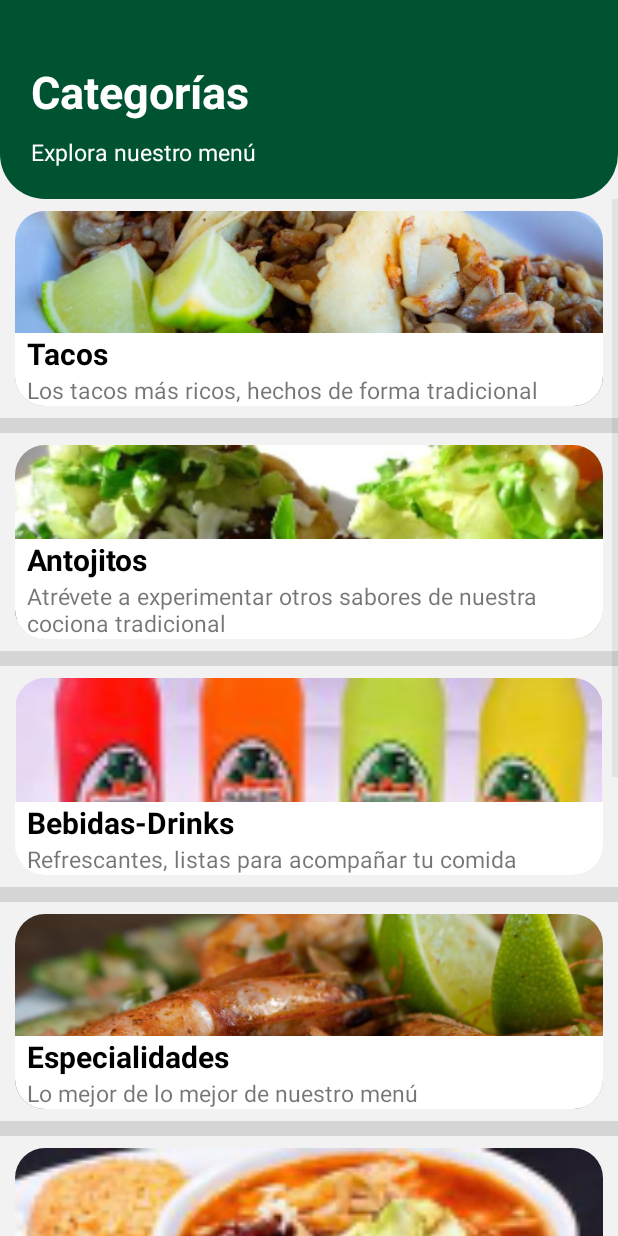
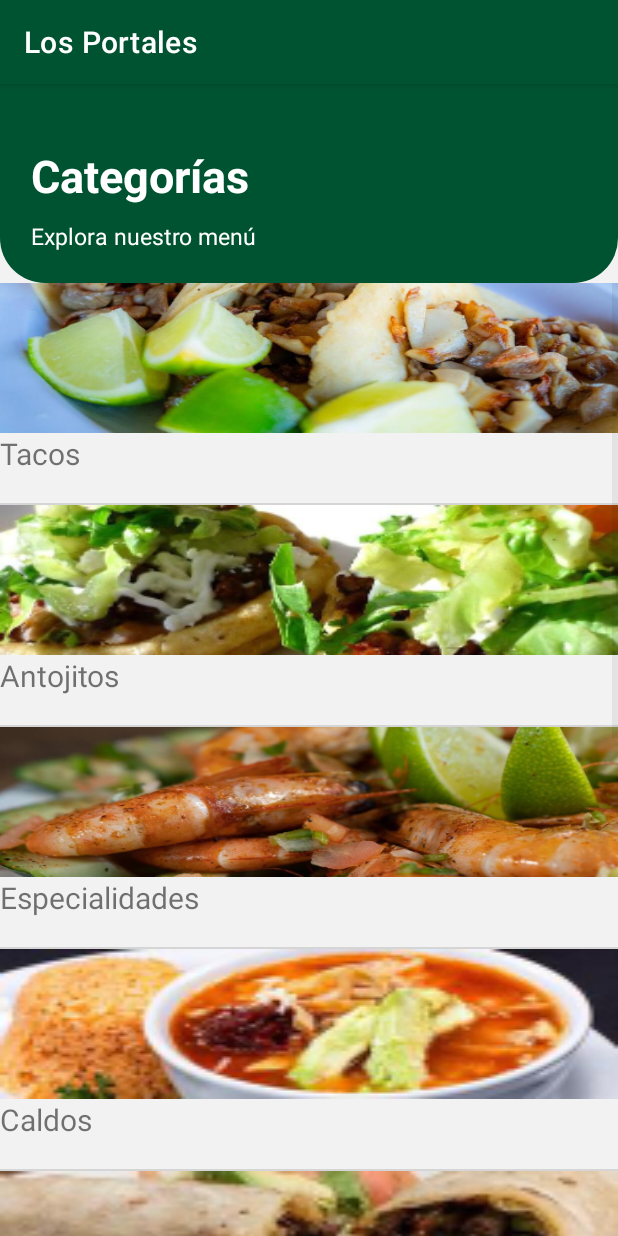
Before and after one commit to NoAndreaGF/ExamenU2_Equipo1, an Android app: the CategoriasActivity screen opened directly, with no data from a screen before it, on a phone screen of 412 x 824 dp. Run offline under Robolectric (Android 15) with nearby library versions, the phone set to English and light mode, and no system bars.

Commit message:
menpu categorías

```diff
--- /dev/null
+++ b/app/src/main/java/equipo1/losportales/CategoriaMenu.kt
@@ -0,0 +1,5 @@
+package equipo1.losportales
+
+data class CategoriaMenu ( var nombre: Int,
+                       var imagen: Int,
+                       var descripcion: Int )
--- a/app/src/main/java/equipo1/losportales/CategoriasActivity.kt
+++ b/app/src/main/java/equipo1/losportales/CategoriasActivity.kt
@@ -4,89 +4,64 @@ import android.content.Context
 import android.content.Intent
 import androidx.appcompat.app.AppCompatActivity
 import android.os.Bundle
+import android.util.Log
 import android.view.LayoutInflater
 import android.view.View
 import android.view.ViewGroup
-import android.view.Window
-import android.widget.*
+import android.widget.BaseAdapter
+import android.widget.ImageView
+import android.widget.ListView
+import android.widget.TextView
+import androidx.core.content.res.TypedArrayUtils
 
 class CategoriasActivity : AppCompatActivity() {
-    var categories = ArrayList<Categoria>()
+
+    var categorias: ArrayList<CategoriaMenu> = ArrayList<CategoriaMenu>()
+    var nombreCategoria: String = ""
+
     override fun onCreate(savedInstanceState: Bundle?) {
         super.onCreate(savedInstanceState)
-        supportRequestWindowFeature(Window.FEATURE_NO_TITLE)
+        setContentView(R.layout.activity_categorias)
 
-        setContentView(R.layout.activity_categorias)
-        addCategories()
-        var listView: ListView = findViewById(R.id.list_categoria) as ListView
-        var adapter: CategoriesAdapter = CategoriesAdapter(this, categories)
-        listView.adapter = adapter
+        print("pito")
+        agregarCategorias()
 
-        listView.setOnItemClickListener { parent, view, position, id ->
-            if (position.equals(0)){
-                var intent = Intent(this, ProductosActivity::class.java)
-                startActivity(intent)
-            }else if (position.equals(1)){
-                var intent = Intent(this, ProductosActivity::class.java)
-                startActivity(intent)
-            }
-            else if (position.equals(2)){
-                var intent = Intent(this, ProductosActivity::class.java)
-                startActivity(intent)
-            }
-            else if (position.equals(3)){
-                var intent = Intent(this, ProductosActivity::class.java)
-                startActivity(intent)
-            }
-            else if (position.equals(4)){
-                var intent = Intent(this, ProductosActivity::class.java)
-                startActivity(intent)
-            }
-            else if (position.equals(5)){
-                var intent = Intent(this, ProductosActivity::class.java)
-                startActivity(intent)
-            }
-            else if (position.equals(6)){
-                var intent = Intent(this, ProductosActivity::class.java)
-                startActivity(intent)
-            }
-            else if (position.equals(7)){
-                var intent = Intent(this, ProductosActivity::class.java)
-                startActivity(intent)
-            }
-            else if (position.equals(8)){
-                var intent = Intent(this, ProductosActivity::class.java)
-                startActivity(intent)
-            }
-        }
+        var listview: ListView = findViewById<ListView>(R.id.list_categoria) as ListView
+        var adaptador: AdaptadorCategorias = AdaptadorCategorias(this, categorias)
+        print(listview)
+
+        listview.adapter = adaptador
+
     }
 
-    fun addCategories(){
-        categories.add(Categoria(getString(R.string.tacos), R.drawable.tacoscategoria, getString(R.string.tacos_desc)))
-        categories.add(Categoria(getString(R.string.antojitos),  R.drawable.antojitoscategoria, getString(R.string.antojitos_desc)))
-        categories.add(Categoria(getString(R.string.bebidas),  R.drawable.bebidascategoria, getString(R.string.bebidas_desc)))
-        categories.add(Categoria(getString(R.string.especialidades),  R.drawable.especialidadescategoria, getString(R.string.especialidades_desc)))
-        categories.add(Categoria(getString(R.string.caldos),  R.drawable.caldoscategoria, getString(R.string.caldos_desc)))
-        categories.add(Categoria(getString(R.string.combinations),  R.drawable.combinadoscategoria, getString(R.string.combinations_desc)))
-        categories.add(Categoria(getString(R.string.tortas),  R.drawable.tortacategoria, getString(R.string.tortas_desc)))
-        categories.add(Categoria(getString(R.string.sopas),  R.drawable.sopascategoria, getString(R.string.sopas_desc)))
+    fun agregarCategorias() {
+        categorias.add(CategoriaMenu(R.string.tacos,R.drawable.tacoscategoria,R.string.vacio))
+        categorias.add(CategoriaMenu(R.string.antojitos,R.drawable.antojitoscategoria,R.string.vacio))
+        categorias.add(CategoriaMenu(R.string.especialidades,R.drawable.especialidadescategoria,R.string.vacio))
+        categorias.add(CategoriaMenu(R.string.caldos,R.drawable.caldoscategoria,R.string.vacio))
+        categorias.add(CategoriaMenu(R.string.combinations,R.drawable.combinadoscategoria,R.string.vacio))
+        categorias.add(CategoriaMenu(R.string.tortas,R.drawable.tortacategoria,R.string.tortas_desc))
+        categorias.add(CategoriaMenu(R.string.sopas,R.drawable.sopascategoria,R.string.vacio))
+        categorias.add(CategoriaMenu(R.string.sideOrders,R.drawable.extrascategoria,R.string.sideOrders_desc))
+        categorias.add(CategoriaMenu(R.string.bebidas,R.drawable.bebidascategoria,R.string.vacio))
     }
 
-    private class CategoriesAdapter: BaseAdapter {
-        var categories = ArrayList<Categoria>()
-        var context: Context?=null
+    private class AdaptadorCategorias: BaseAdapter {
 
-        constructor(context: Context, categories: ArrayList<Categoria>){
-            this.categories = categories
-            this.context = context
+        var categorias = ArrayList<CategoriaMenu>()
+        var contexto: Context?= null
+
+        constructor(contexto: Context, categorias: ArrayList<CategoriaMenu>) {
+            this.categorias = categorias
+            this.contexto = contexto
         }
 
         override fun getCount(): Int {
-            return categories.size
+            return categorias.size
         }
 
         override fun getItem(p0: Int): Any {
-            return categories[p0]
+            return categorias[p0]
         }
 
         override fun getItemId(p0: Int): Long {
@@ -94,18 +69,40 @@ class CategoriasActivity : AppCompatActivity() {
         }
 
         override fun getView(p0: Int, p1: View?, p2: ViewGroup?): View {
-            var cat = categories[p0]
-            var inflator = LayoutInflater.from(context)
-            var view = inflator.inflate(R.layout.activity_categoria_view, null)
+            var categ = categorias[p0]
+            var inflador = LayoutInflater.from(contexto)
+            var vista = inflador.inflate(R.layout.activity_categoria_view, null)
 
-            var image = view.findViewById(R.id.img_categoria) as ImageView
-            var name = view.findViewById(R.id.categoria_nombre) as TextView
-            var desc = view.findViewById(R.id.categoria_desc) as TextView
+            var imagen = vista.findViewById(R.id.img_categoria) as ImageView
+            var nombre = vista.findViewById(R.id.categoria_nombre) as TextView
+            var desc = vista.findViewById(R.id.categoria_desc) as TextView
 
-            image.setImageResource(cat.imagen)
-            name.setText(cat.nombre)
-            desc.setText(cat.descripcion)
-            return view
+            var nom = categ.nombre
+
+            imagen.setImageResource(categ.imagen)
+            nombre.setText(categ.nombre)
+            desc.setText(categ.descripcion)
+
+            // Este hace qu se vaya a al categoria view
+            imagen.setOnClickListener{
+                val intent: Intent = Intent(contexto, ProductosActivity::class.java)
+                intent.putExtra("menuType", contexto?.getString(nom))
+                contexto!!.startActivity(intent)
+            }
+            nombre.setOnClickListener{
+                val intent: Intent = Intent(contexto, ProductosActivity::class.java)
+                intent.putExtra("menuType", contexto?.getString(nom))
+                contexto!!.startActivity(intent)
+            }
+            desc.setOnClickListener{
+                val intent: Intent = Intent(contexto, ProductosActivity::class.java)
+                intent.putExtra("menuType", contexto?.getString(nom))
+                contexto!!.startActivity(intent)
+            }
+
+            return vista
         }
+
+
     }
 }
--- a/app/src/main/java/equipo1/losportales/producto_view.kt
+++ b/app/src/main/java/equipo1/losportales/producto_view.kt
@@ -2,6 +2,7 @@ package equipo1.losportales
 
 import androidx.appcompat.app.AppCompatActivity
 import android.os.Bundle
+import android.util.Log
 import android.view.Window
 import android.widget.Button
 import android.widget.ImageView
@@ -9,6 +10,7 @@ import android.widget.TextView
 //aquí es donde se manipula al producto, se selecciona su ingrediente y
 //la cantidad de dicho producto
 class producto_view : AppCompatActivity() {
+
     override fun onCreate(savedInstanceState: Bundle?) {
         super.onCreate(savedInstanceState)
         supportRequestWindowFeature(Window.FEATURE_NO_TITLE)
@@ -22,6 +24,10 @@ class producto_view : AppCompatActivity() {
 
         if(bundle!=null)
         {
+            var queEs = bundle.getString("nombre")
+            if (queEs != null) {
+                Log.d("nombre de product view ", queEs)
+            }
             producto_nombre.setText(bundle.getString("nombre"))
             producto_precio.setText(bundle.getString("precio"))
             producto_img.setImageResource(bundle.getInt("imagen"))
--- a/app/src/main/res/layout/activity_categoria_view.xml
+++ b/app/src/main/res/layout/activity_categoria_view.xml
@@ -1,50 +1,36 @@
 <?xml version="1.0" encoding="utf-8"?>
-<RelativeLayout xmlns:android="http://schemas.android.com/apk/res/android"
-    xmlns:app="http://schemas.android.com/apk/res-auto"
+<LinearLayout xmlns:android="http://schemas.android.com/apk/res/android"
     android:layout_width="match_parent"
-    android:layout_height="wrap_content"
-    android:orientation="vertical"
-    android:paddingVertical="8dp"
-    android:paddingHorizontal="10dp">
+    android:layout_height="match_parent"
+    android:orientation="vertical">
 
-    <com.google.android.material.imageview.ShapeableImageView
+    <ImageView
         android:id="@+id/img_categoria"
         android:layout_width="match_parent"
-        android:layout_height="wrap_content"
-        android:layout_centerInParent="true"
-        android:adjustViewBounds="true"
-        android:scaleType="fitCenter"
-        android:src="@drawable/tacoscategoria"
-        app:shapeAppearanceOverlay="@style/roundImage" />
+        android:layout_height="100dp"
+        android:scaleType="fitXY"
+        android:src="@drawable/tacoscategoria" />
 
     <LinearLayout
         android:layout_width="match_parent"
-        android:layout_height="wrap_content"
-        android:layout_alignBottom="@+id/img_categoria"
-        android:background="@drawable/redondea"
-        android:backgroundTint="@color/white"
-        android:orientation="vertical">
+        android:layout_height="0dp"
+        android:layout_weight="3"
+        android:orientation="vertical" >
 
         <TextView
             android:id="@+id/categoria_nombre"
             android:layout_width="match_parent"
             android:layout_height="wrap_content"
-            android:fontFamily="sans-serif"
+            android:textSize="20sp"
             android:gravity="bottom"
-            android:paddingLeft="8dp"
-            android:text="@string/tacos"
-            android:textColor="@color/black"
-            android:textSize="20sp"
-            android:textStyle="bold" />
+            android:text="@string/tacos" />
 
         <TextView
             android:id="@+id/categoria_desc"
             android:layout_width="match_parent"
             android:layout_height="wrap_content"
-            android:paddingLeft="8dp"
-            android:textSize="15sp"
-            android:fontFamily="sans-serif"
             android:text="@string/vacio" />
+
     </LinearLayout>
 
-</RelativeLayout>
+</LinearLayout>
--- a/app/src/main/res/layout/activity_categorias.xml
+++ b/app/src/main/res/layout/activity_categorias.xml
@@ -44,7 +44,6 @@
     <ListView
         android:id="@+id/list_categoria"
         android:layout_width="match_parent"
-        android:layout_height="match_parent"
-        android:dividerHeight="10.0sp"/>
+        android:layout_height="match_parent"/>
 
 </LinearLayout>
--- a/app/src/main/res/layout/activity_productos.xml
+++ b/app/src/main/res/layout/activity_productos.xml
@@ -37,6 +37,11 @@
             android:textSize="15sp" />
     </RelativeLayout>
 
+    <TextView
+        android:id="@+id/prueba"
+        android:layout_width="match_parent"
+        android:layout_height="wrap_content" />
+
     <ListView
         android:id="@+id/list_producto"
         android:layout_width="match_parent"
```
Also changed, not shown: app/src/main/java/equipo1/losportales/ProductosActivity.kt (+40 -12 lines).
